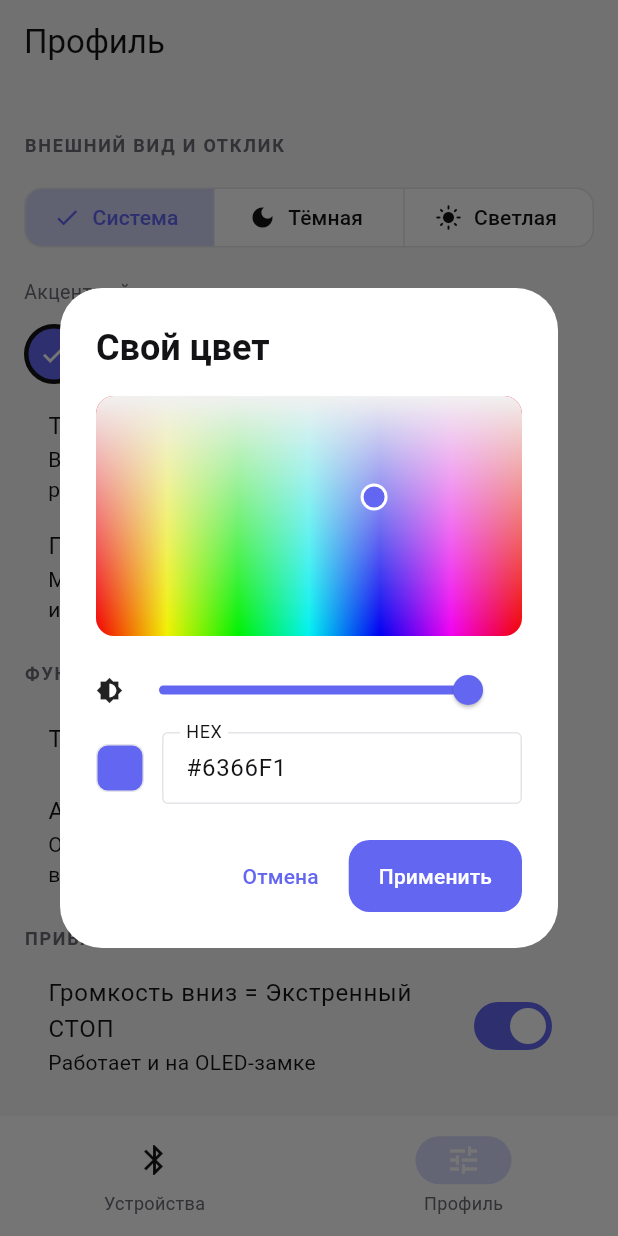
After one commit to Noctwave/noctwave-app, a Flutter app: the screen it shows after launch, item 2 of the bottom bar chosen, after a tap on the "colorize" icon, on a phone screen of 412 x 824 dp. The commit adds this screen. Run offline on Flutter 3.47's test engine with Material 3 defaults, Android fonts, the phone set to English and light mode, and no system bars; our stand-ins replace file_picker, just_audio, local_auth, material_ui, sensors_plus, share_plus and 2 more; missing offline and left inert: mobile_scanner, record; accounts and stored records are empty.

Commit message:
fix: тёмный launch-screen (без белого闪) + кастомный HSV/HEX пикер цвета
1. Launch-screen iOS (LaunchScreen.storyboard) и Android
   (launch_background.xml, styles.xml values+night) — фон #09090B,
   больше нет белого экрана до загрузки Flutter
2. Пикер акцента: точка 'Свой цвет' открывает диалог с HSV-полем
   (оттенок x насыщенность), слайдером яркости и HEX-полем;
   без внешних зависимостей (CustomPaint)
3. toARGB32 вместо deprecated Color.value
4. Тест пикера (открытие + применение HEX), 97 тестов зелёные

```diff
--- /dev/null
+++ b/lib/features/profile/color_picker_dialog.dart
@@ -0,0 +1,205 @@
+import 'dart:async';
+
+import 'package:material_ui/material_ui.dart';
+
+import '../../core/theme/noctwave_theme.dart';
+
+/// Диалог выбора произвольного акцентного цвета: HSV-поле
+/// (оттенок × насыщенность), слайдер яркости и HEX-поле.
+/// Без внешних зависимостей — рисуется CustomPaint.
+Future<Color?> showColorPicker(BuildContext context, Color initial) {
+  return showDialog<Color>(
+    context: context,
+    builder: (_) => _ColorPickerDialog(initial: initial),
+  );
+}
+
+class _ColorPickerDialog extends StatefulWidget {
+  const _ColorPickerDialog({required this.initial});
+
+  final Color initial;
+
+  @override
+  State<_ColorPickerDialog> createState() => _ColorPickerDialogState();
+}
+
+class _ColorPickerDialogState extends State<_ColorPickerDialog> {
+  late HSVColor _hsv = HSVColor.fromColor(widget.initial);
+  late final TextEditingController _hexController =
+      TextEditingController(text: _hexOf(widget.initial));
+
+  static String _hexOf(Color c) =>
+      '#${c.toARGB32().toRadixString(16).padLeft(8, '0').substring(2).toUpperCase()}';
+
+  void _setHex(String text) {
+    final clean = text.replaceAll(RegExp('[^0-9a-fA-F]'), '');
+    if (clean.length == 6) {
+      final value = int.tryParse(clean, radix: 16);
+      if (value != null) {
+        setState(() {
+          _hsv = HSVColor.fromColor(Color(0xFF000000 | value));
+        });
+      }
+    }
+  }
+
+  void _onField(Offset local, Size size) {
+    final hue = (local.dx / size.width).clamp(0.0, 1.0) * 360;
+    final sat = 1.0 - (local.dy / size.height).clamp(0.0, 1.0);
+    setState(() {
+      _hsv = _hsv.withHue(hue).withSaturation(sat);
+      _hexController.text = _hexOf(_hsv.toColor());
+    });
+  }
+
+  @override
+  void dispose() {
+    _hexController.dispose();
+    super.dispose();
+  }
+
+  @override
+  Widget build(BuildContext context) {
+    final colors = NoctwaveColors.of(context);
+    final current = _hsv.toColor();
+    return AlertDialog(
+      backgroundColor: colors.surface,
+      title: const Text('Свой цвет'),
+      content: SizedBox(
+        width: 300,
+        child: Column(
+          mainAxisSize: MainAxisSize.min,
+          children: <Widget>[
+            // HSV-поле: оттенок по X, насыщенность по Y.
+            LayoutBuilder(
+              builder: (context, constraints) {
+                const height = 160.0;
+                return GestureDetector(
+                  onPanDown: (d) =>
+                      _onField(d.localPosition, Size(constraints.maxWidth, height)),
+                  onPanUpdate: (d) =>
+                      _onField(d.localPosition, Size(constraints.maxWidth, height)),
+                  child: ClipRRect(
+                    borderRadius: BorderRadius.circular(12),
+                    child: CustomPaint(
+                      size: Size(constraints.maxWidth, height),
+                      painter: _HsvFieldPainter(value: _hsv.value),
+                      child: SizedBox(
+                        width: constraints.maxWidth,
+                        height: height,
+                        child: Align(
+                          alignment: Alignment(
+                            (_hsv.hue / 360) * 2 - 1,
+                            (1 - _hsv.saturation) * 2 - 1,
+                          ),
+                          child: Container(
+                            width: 18,
+                            height: 18,
+                            decoration: BoxDecoration(
+                              shape: BoxShape.circle,
+                              border: Border.all(color: Colors.white, width: 2),
+                              color: current,
+                            ),
+                          ),
+                        ),
+                      ),
+                    ),
+                  ),
+                );
+              },
+            ),
+            const SizedBox(height: 12),
+            // Яркость.
+            Row(
+              children: <Widget>[
+                const Icon(Icons.brightness_6, size: 18),
+                Expanded(
+                  child: Slider(
+                    value: _hsv.value,
+                    onChanged: (v) {
+                      setState(() {
+                        _hsv = _hsv.withValue(v);
+                        _hexController.text = _hexOf(_hsv.toColor());
+                      });
+                    },
+                  ),
+                ),
+              ],
+            ),
+            const SizedBox(height: 4),
+            Row(
+              children: <Widget>[
+                Container(
+                  width: 32,
+                  height: 32,
+                  decoration: BoxDecoration(
+                    color: current,
+                    borderRadius: BorderRadius.circular(8),
+                    border: Border.all(color: colors.outline),
+                  ),
+                ),
+                const SizedBox(width: 12),
+                Expanded(
+                  child: TextField(
+                    controller: _hexController,
+                    decoration: const InputDecoration(
+                      labelText: 'HEX',
+                      border: OutlineInputBorder(),
+                      isDense: true,
+                    ),
+                    onChanged: _setHex,
+                  ),
+                ),
+              ],
+            ),
+          ],
+        ),
+      ),
+      actions: <Widget>[
+        TextButton(
+          onPressed: () => Navigator.pop(context),
+          child: const Text('Отмена'),
+        ),
+        FilledButton(
+          onPressed: () => Navigator.pop(context, current),
+          child: const Text('Применить'),
+        ),
+      ],
+    );
+  }
+}
+
+/// Рисует поле оттенок×насыщенность при фиксированной яркости.
+class _HsvFieldPainter extends CustomPainter {
+  _HsvFieldPainter({required this.value});
+
+  final double value;
+
+  @override
+  void paint(Canvas canvas, Size size) {
+    // Горизонтальный градиент оттенка.
+    const hueStops = <Color>[
+      Color(0xFFFF0000), Color(0xFFFFFF00), Color(0xFF00FF00),
+      Color(0xFF00FFFF), Color(0xFF0000FF), Color(0xFFFF00FF),
+      Color(0xFFFF0000),
+    ];
+    final hueRect = Offset.zero & size;
+    final hueShader = LinearGradient(colors: hueStops).createShader(hueRect);
+    canvas.drawRect(hueRect, Paint()..shader = hueShader);
+    // Вертикальный градиент насыщенности: белый сверху → прозрачный.
+    final satShader = const LinearGradient(
+      begin: Alignment.topCenter,
+      end: Alignment.bottomCenter,
+      colors: <Color>[Colors.white, Color(0x00FFFFFF)],
+    ).createShader(hueRect);
+    canvas.drawRect(hueRect, Paint()..shader = satShader);
+    // Затемнение по яркости.
+    canvas.drawRect(
+      hueRect,
+      Paint()..color = Colors.black.withValues(alpha: 1 - value),
+    );
+  }
+
+  @override
+  bool shouldRepaint(covariant _HsvFieldPainter old) => old.value != value;
+}
--- a/lib/features/profile/profile_page.dart
+++ b/lib/features/profile/profile_page.dart
@@ -13,6 +13,7 @@ import '../../core/storage/local_store.dart';
 import '../../core/storage/settings_controller.dart';
 import '../../core/theme/noctwave_theme.dart';
 import '../debug/debug_page.dart';
+import 'color_picker_dialog.dart';
 
 /// Вкладка «Профиль» — локальные настройки (ТЗ 3.2.5): тема под систему,
 /// акцент, модули, приватность (PIN/FaceID), экспорт/импорт базы,
@@ -75,6 +76,8 @@ class _ProfilePageState extends State<ProfilePage> {
   ];
 
   Widget _accentPicker() {
+    final isCustom = !_accentPresets
+        .any((p) => p.$2 == _settings.accentColorValue);
     return Padding(
       padding: const EdgeInsets.symmetric(vertical: 8),
       child: Wrap(
@@ -88,9 +91,28 @@ class _ProfilePageState extends State<ProfilePage> {
               selected: _settings.accentColorValue == value,
               onTap: () => unawaited(_update(_settings.copyWith(accentColorValue: value))),
             ),
+          // Кастомный цвет: открывает HSV/HEX-пикер.
+          _AccentDot(
+            color: isCustom
+                ? Color(_settings.accentColorValue)
+                : NoctwaveColors.of(context).outline,
+            label: 'Свой цвет',
+            selected: isCustom,
+            icon: isCustom ? null : Icons.colorize,
+            onTap: () => unawaited(_pickCustomColor()),
+          ),
         ],
       ),
     );
+  }
+
+  Future<void> _pickCustomColor() async {
+    final picked = await showColorPicker(
+      context,
+      Color(_settings.accentColorValue),
+    );
+    if (picked == null) return;
+    await _update(_settings.copyWith(accentColorValue: picked.toARGB32()));
   }
 
   // ── PIN / биометрия ─────────────────────────────────────────────────
@@ -365,12 +387,14 @@ class _AccentDot extends StatelessWidget {
     required this.label,
     required this.selected,
     required this.onTap,
+    this.icon,
   });
 
   final Color color;
   final String label;
   final bool selected;
   final VoidCallback onTap;
+  final IconData? icon;
 
   @override
   Widget build(BuildContext context) {
@@ -391,7 +415,9 @@ class _AccentDot extends StatelessWidget {
           ),
           child: selected
               ? const Icon(Icons.check, color: Colors.white, size: 20)
-              : null,
+              : (icon != null
+                  ? Icon(icon, color: NoctwaveColors.of(context).textPrimary, size: 20)
+                  : null),
         ),
       ),
     );
```
Also changed, not shown: 6 other files.
